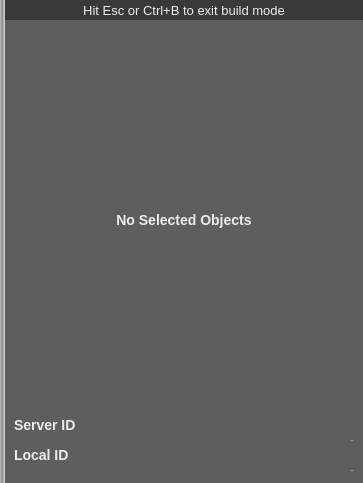
The window that WorldBuildingModule/ui/ObjectInfoWidget.ui (realXtend/tundra) describes before a commit, drawn with Qt 5.
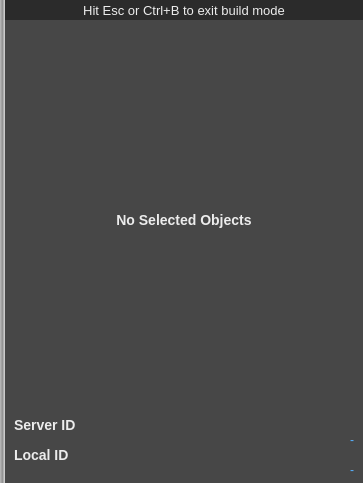
The same window after the commit.

```diff
--- a/WorldBuildingModule/ui/ObjectInfoWidget.ui
+++ b/WorldBuildingModule/ui/ObjectInfoWidget.ui
@@ -29,7 +29,7 @@
 }
 
 QWidget#ObjectInfoWidget {
-	background-color: rgba(0,0,0,100);
+	background-color: rgba(0,0,0,120);
 }
 
 QWidget#border_widget {
```
